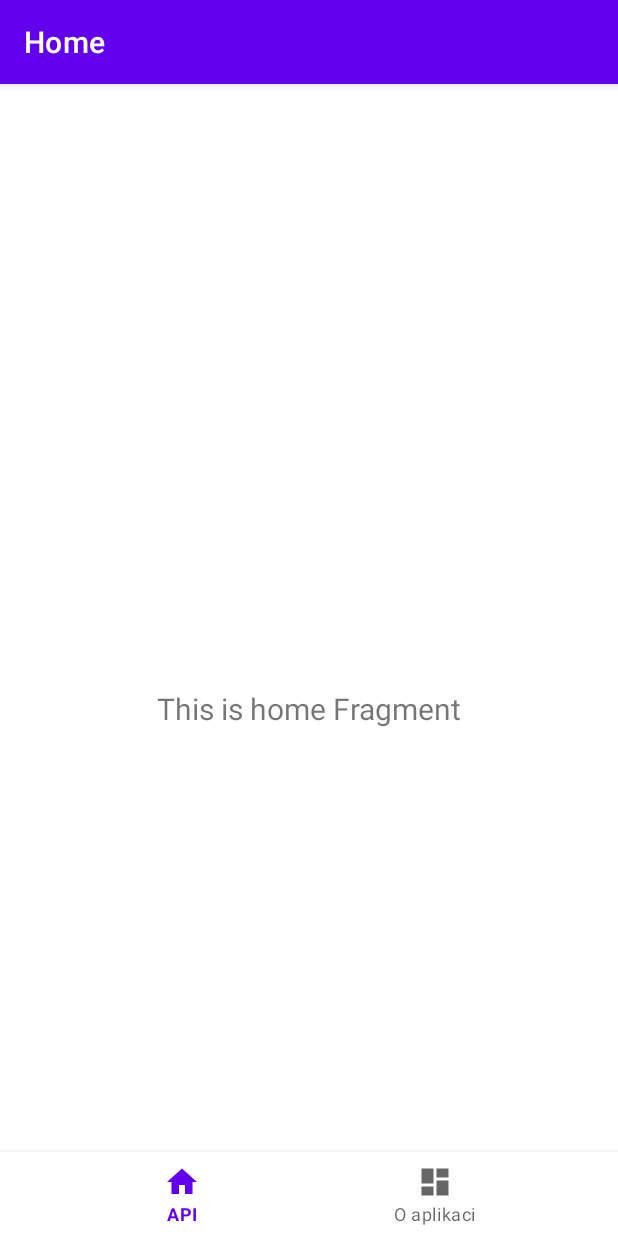
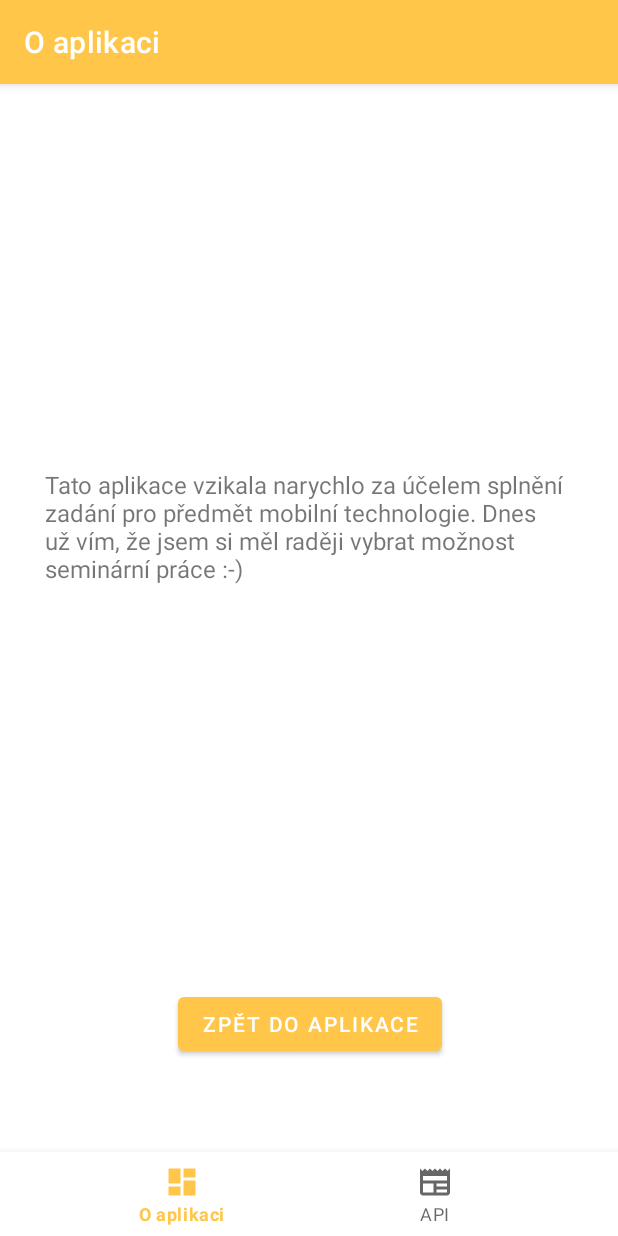
Before and after one commit to vastyl/AK7MT, an Android app: the ApiActivity screen opened directly, with no data from a screen before it, on a phone screen of 412 x 824 dp. Run offline under Robolectric (Android 15) with nearby library versions, the phone set to English and light mode, and no system bars; our stand-ins replace navigation-ui.

Commit message:
uprava obrazovek

```diff
--- a/app/build.gradle
+++ b/app/build.gradle
@@ -97,8 +97,11 @@ dependencies {
     // Moshi
     implementation "com.squareup.moshi:moshi-kotlin:$version_moshi"
 
-    // Retrofit
+    // Retrofit with Moshi Converter
     implementation "com.squareup.retrofit2:converter-moshi:$version_retrofit"
 
 
+
+
+
 }
--- a/app/src/main/java/com/example/noteapp/ui/ApiActivity.kt
+++ b/app/src/main/java/com/example/noteapp/ui/ApiActivity.kt
@@ -27,7 +27,7 @@ class ApiActivity : AppCompatActivity() {
         // menu should be considered as top level destinations.
         val appBarConfiguration = AppBarConfiguration(
             setOf(
-                R.id.navigation_home, R.id.navigation_dashboard, R.id.navigation_notifications
+                R.id.navigation_dashboard, R.id.navigation_home
             )
         )
         setupActionBarWithNavController(navController, appBarConfiguration)
--- a/app/src/main/java/com/example/noteapp/ui/home/HomeFragment.kt
+++ b/app/src/main/java/com/example/noteapp/ui/home/HomeFragment.kt
@@ -4,9 +4,7 @@ import android.os.Bundle
 import android.view.LayoutInflater
 import android.view.View
 import android.view.ViewGroup
-import android.widget.TextView
 import androidx.fragment.app.Fragment
-import androidx.lifecycle.ViewModelProvider
 import com.example.noteapp.databinding.FragmentHomeBinding
 
 class HomeFragment : Fragment() {
@@ -22,18 +20,29 @@ class HomeFragment : Fragment() {
         container: ViewGroup?,
         savedInstanceState: Bundle?
     ): View {
-        val homeViewModel =
-            ViewModelProvider(this).get(HomeViewModel::class.java)
+     //   val homeViewModel =
+     //       ViewModelProvider(this).get(HomeViewModel::class.java)
 
         _binding = FragmentHomeBinding.inflate(inflater, container, false)
         val root: View = binding.root
-
-        val textView: TextView = binding.textHome
+/*
+        val textView: TextView = binding.nadpis
         homeViewModel.text.observe(viewLifecycleOwner) {
             textView.text = it
         }
+        val textView1: TextView = binding.fullText
+        homeViewModel.text.observe(viewLifecycleOwner) {
+            textView1.text = it
+        }
+*/
+
+        binding.button.setOnClickListener {
+                activity?.finish();
+        }
+
         return root
     }
+
 
     override fun onDestroyView() {
         super.onDestroyView()
--- a/app/src/main/java/com/example/noteapp/ui/home/HomeViewModel.kt
+++ b/app/src/main/java/com/example/noteapp/ui/home/HomeViewModel.kt
@@ -1,13 +1,12 @@
 package com.example.noteapp.ui.home
 
-import androidx.lifecycle.LiveData
-import androidx.lifecycle.MutableLiveData
 import androidx.lifecycle.ViewModel
 
 class HomeViewModel : ViewModel() {
 
-    private val _text = MutableLiveData<String>().apply {
+ /*   private val _text = MutableLiveData<String>().apply {
         value = "This is home Fragment"
     }
     val text: LiveData<String> = _text
+*/
 }
--- a/app/src/main/java/com/example/noteapp/ui/overview/OverviewFragment.kt
+++ b/app/src/main/java/com/example/noteapp/ui/overview/OverviewFragment.kt
@@ -39,12 +39,11 @@ class OverviewFragment : Fragment() {
 
             setHasOptionsMenu(true)
 
-
         return root
     }
     override fun onCreateOptionsMenu(menu: Menu, inflater: MenuInflater) {
         inflater.inflate(R.menu.overflow_menu, menu)
-        super.onCreateOptionsMenu(menu, inflater)
+        //super.onCreateOptionsMenu(menu, inflater)
     }
 
 
--- a/app/src/main/res/layout/activity_api.xml
+++ b/app/src/main/res/layout/activity_api.xml
@@ -1,6 +1,7 @@
 <?xml version="1.0" encoding="utf-8"?>
 <androidx.constraintlayout.widget.ConstraintLayout xmlns:android="http://schemas.android.com/apk/res/android"
     xmlns:app="http://schemas.android.com/apk/res-auto"
+    xmlns:tools="http://schemas.android.com/tools"
     android:id="@+id/container"
     android:layout_width="match_parent"
     android:layout_height="match_parent"
@@ -28,7 +29,9 @@
         app:layout_constraintLeft_toLeftOf="parent"
         app:layout_constraintRight_toRightOf="parent"
         app:layout_constraintTop_toTopOf="parent"
-        app:navGraph="@navigation/mobile_navigation" />
+        app:navGraph="@navigation/mobile_navigation"
+        tools:layout="@layout/fragment_overview" />
+
 
 
 </androidx.constraintlayout.widget.ConstraintLayout>
--- a/app/src/main/res/layout/fragment_home.xml
+++ b/app/src/main/res/layout/fragment_home.xml
@@ -7,16 +7,40 @@
     tools:context=".ui.home.HomeFragment">
 
     <TextView
-        android:id="@+id/text_home"
-        android:layout_width="match_parent"
+        android:id="@+id/editTextTextMultiLine2"
+        android:layout_width="0dp"
         android:layout_height="wrap_content"
-        android:layout_marginStart="8dp"
-        android:layout_marginTop="8dp"
-        android:layout_marginEnd="8dp"
-        android:textAlignment="center"
-        android:textSize="20sp"
+        android:layout_marginStart="20dp"
+        android:layout_marginTop="200dp"
+        android:layout_marginEnd="20dp"
+        android:ems="10"
+        android:gravity="start|top"
+        android:inputType="textMultiLine"
+
+        android:paddingLeft="10dp"
+        android:paddingRight="10dp"
+        android:text="@string/text_About_full"
+        android:textAlignment="gravity"
+        android:textAllCaps="false"
+        android:textSize="16sp"
+        app:layout_constraintEnd_toEndOf="parent"
+        app:layout_constraintStart_toStartOf="parent"
+        app:layout_constraintTop_toTopOf="parent"
+        tools:ignore="MissingConstraints,TextViewEdits" />
+
+    <Button
+        android:id="@+id/button"
+        android:layout_width="wrap_content"
+        android:layout_height="wrap_content"
+        android:layout_marginStart="117dp"
+
+        android:layout_marginEnd="116dp"
+        android:layout_marginBottom="117dp"
+        android:text="Zpět do aplikace"
         app:layout_constraintBottom_toBottomOf="parent"
         app:layout_constraintEnd_toEndOf="parent"
         app:layout_constraintStart_toStartOf="parent"
-        app:layout_constraintTop_toTopOf="parent" />
+        tools:ignore="MissingConstraints" />
+
+
 </androidx.constraintlayout.widget.ConstraintLayout>
--- a/app/src/main/res/layout/grid_view_item.xml
+++ b/app/src/main/res/layout/grid_view_item.xml
@@ -4,10 +4,10 @@
     xmlns:tools="http://schemas.android.com/tools">
     <ImageView
         android:id="@+id/mars_image"
-        android:layout_width="match_parent"
+        android:layout_width="wrap_content"
         android:layout_height="170dp"
-        android:scaleType="centerCrop"
+        android:scaleType="fitXY"
         android:adjustViewBounds="true"
         android:padding="2dp"
-        tools:src="@tools:sample/backgrounds/scenic"/>
+        />
 </layout>
--- a/app/src/main/res/menu/bottom_nav_menu.xml
+++ b/app/src/main/res/menu/bottom_nav_menu.xml
@@ -1,14 +1,15 @@
 <?xml version="1.0" encoding="utf-8"?>
 <menu xmlns:android="http://schemas.android.com/apk/res/android">
-
     <item
         android:id="@+id/navigation_home"
-        android:icon="@drawable/ic_home_black_24dp"
-        android:title="@string/title_api" />
+        android:icon="@drawable/ic_dashboard_black_24dp"
+        android:title="@string/title_about" />
 
     <item
         android:id="@+id/navigation_dashboard"
-        android:icon="@drawable/ic_dashboard_black_24dp"
-        android:title="@string/title_about" />
+        android:icon="@drawable/api_box_menu"
+        android:title="@string/title_api" />
+
+
 
 </menu>
--- a/app/src/main/res/values/strings.xml
+++ b/app/src/main/res/values/strings.xml
@@ -41,8 +41,8 @@
     <string name="title_activity_action_api">ActionApi</string>
     <string name="tvTitle">Přidej poznámku</string>
     <string name="title_activity_api">ApiActivity</string>
-    <string name="title_home">Home</string>
-    <string name="title_dashboard">Dashboard</string>
+    <string name="title_home">O aplikaci</string>
+    <string name="title_dashboard">API Mars</string>
     <string name="title_notifications">Notifications</string>
     <string name="title_api">API</string>
     <string name="title_about">O aplikaci</string>
@@ -50,4 +50,6 @@
     <string name="show_buy">Ukaž buy</string>
     <string name="show_rent">Ukaž rent</string>
     <string name="viewModel.response">Overview response</string>
+    <string name="text_About">O aplikaci</string>
+    <string name="text_About_full">Tato aplikace vzikala narychlo za účelem splnění zadání pro předmět mobilní technologie. Dnes už vím, že jsem si měl raději vybrat možnost seminární práce :-)</string>
 </resources>
--- a/app/src/main/res/values/themes.xml
+++ b/app/src/main/res/values/themes.xml
@@ -2,8 +2,8 @@
     <!-- Base application theme. -->
     <style name="Theme.NoteApp" parent="Theme.MaterialComponents.DayNight.DarkActionBar">
         <!-- Primary brand color. -->
-        <item name="colorPrimary">@color/purple_500</item>
-        <item name="colorPrimaryVariant">@color/purple_700</item>
+        <item name="colorPrimary">@color/orange_light</item>
+        <item name="colorPrimaryVariant">@color/orange</item>
         <item name="colorOnPrimary">@color/white</item>
         <!-- Secondary brand color. -->
         <item name="colorSecondary">@color/teal_200</item>
```
Also changed, not shown: app/src/main/java/com/example/noteapp/network/MarsApiService.kt (line endings or trailing spaces).
